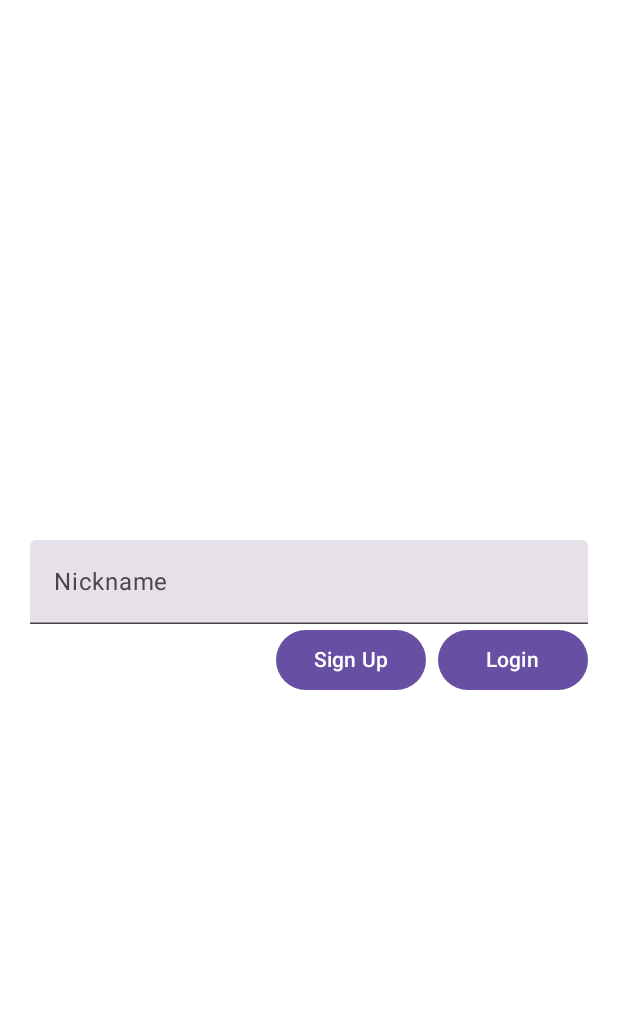
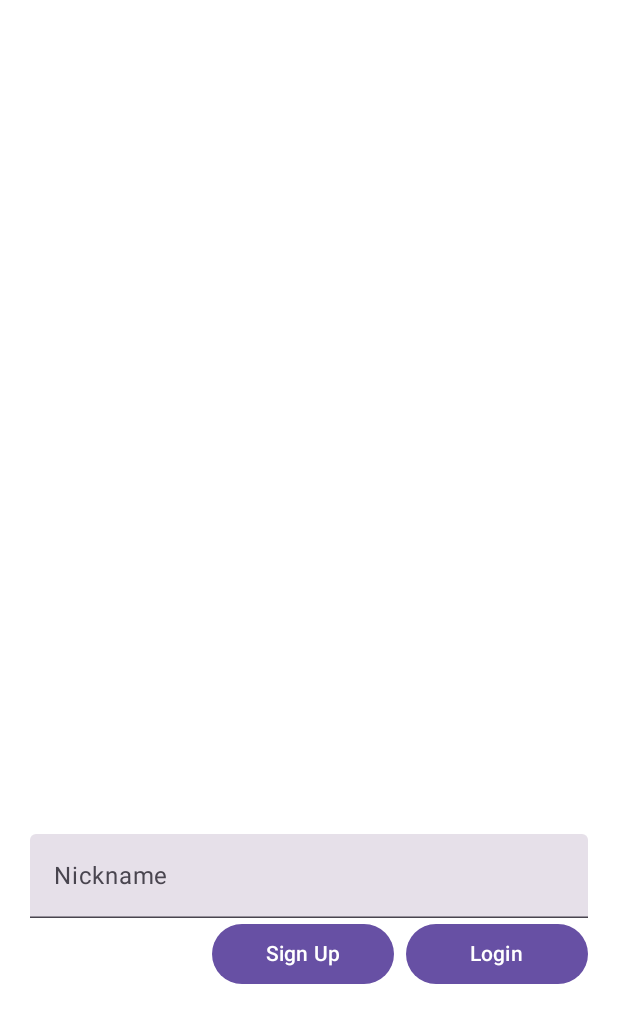
Before and after one commit to ParkJong-Hun/Linkument, an Android app built with Jetpack Compose: the @Preview function LoginPreview, on a phone screen of 412 x 824 dp. Shown: the top 1023 px of the screen. Run offline under Robolectric (Android 15) with nearby library versions, the phone set to English and light mode, and no system bars.

Commit message:
feat: create sign up content ui as hard coding

```diff
--- a/Android/app/src/main/java/com/pjh/linkument_android_app/feature/firststep/LoginScreen.kt
+++ b/Android/app/src/main/java/com/pjh/linkument_android_app/feature/firststep/LoginScreen.kt
@@ -86,7 +86,16 @@ private fun LoginContent(
             ),
         contentAlignment = Alignment.Center
     ) {
+        // TODO be more sexy ui
+        // maybe display app logo?
+        // signup, login button color is different
         Column {
+            // TODO this is logo image.
+            Spacer(
+                modifier = Modifier
+                    .fillMaxWidth()
+                    .fillMaxHeight(0.5f)
+            )
             TextField(
                 value = nickname,
                 onValueChange = onNicknameChange,
@@ -99,20 +108,27 @@ private fun LoginContent(
             Row(
                 modifier = Modifier.align(alignment = Alignment.End),
             ) {
+                Spacer(modifier = Modifier.weight(1f))
                 Button(
                     onClick = onSignUpButtonClick,
-                    modifier = Modifier.defaultMinSize(100.dp),
+                    modifier = Modifier.weight(1f),
                     enabled = true,
                 ) {
-                    Text(text = "Sign Up")
+                    Text(
+                        text = "Sign Up",
+                        maxLines = 1,
+                    )
                 }
                 Spacer(modifier = Modifier.width(8.dp))
                 Button(
                     onClick = { onLoginButtonClick(nickname) },
-                    modifier = Modifier.defaultMinSize(100.dp),
+                    modifier = Modifier.weight(1f),
                     enabled = true,
                 ) {
-                    Text(text = "Login")
+                    Text(
+                        text = "Login",
+                        maxLines = 1
+                    )
                 }
             }
         }
```
Also changed, not shown: Android/app/src/main/java/com/pjh/linkument_android_app/feature/firststep/SignUpScreen.kt (+57 -10 lines).
